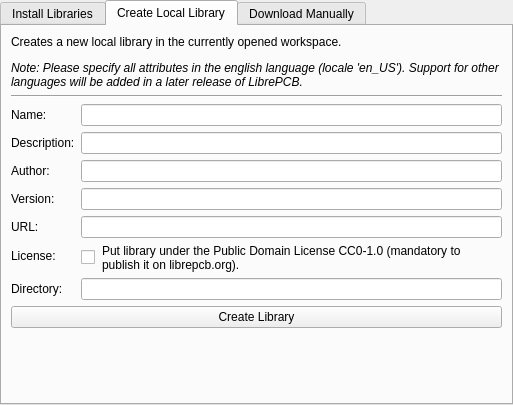
Above: libs/librepcb/editor/workspace/librarymanager/addlibrarywidget.ui from LibrePCB/LibrePCB before the change. Below: the same form after it.
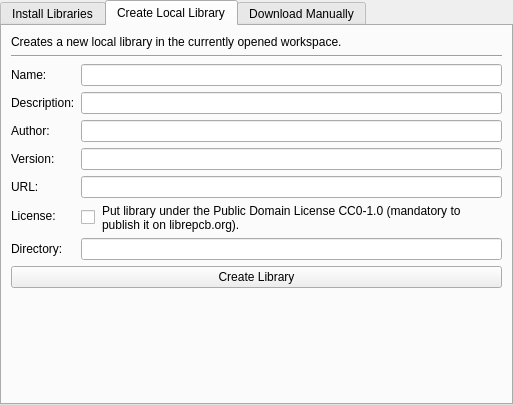
That is the form after the change. The open tabs and pages were chosen to show the change. Icons and pictures are not drawn.

Commit message: Library manager: Remove unnecessary sentence

What changed in the file:
```diff
--- a/libs/librepcb/editor/workspace/librarymanager/addlibrarywidget.ui
+++ b/libs/librepcb/editor/workspace/librarymanager/addlibrarywidget.ui
@@ -84,7 +84,7 @@
        <item row="0" column="0" colspan="2">
         <widget class="QLabel" name="label_8">
          <property name="text">
-          <string>&lt;p&gt;Creates a new local library in the currently opened workspace.&lt;/p&gt;&lt;p&gt;&lt;span style=&quot; font-style:italic;&quot;&gt;Note: Please specify all attributes in the english language (locale 'en_US'). Support for other languages will be added in a later release of LibrePCB.&lt;/span&gt;&lt;/p&gt;</string>
+          <string>Creates a new local library in the currently opened workspace.</string>
          </property>
          <property name="wordWrap">
           <bool>true</bool>
```
